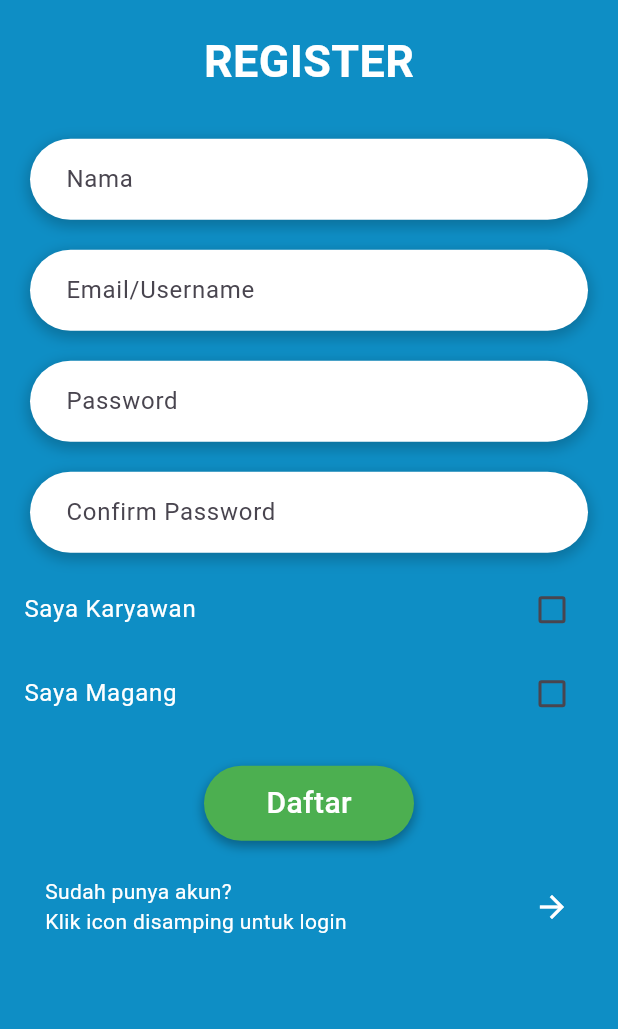
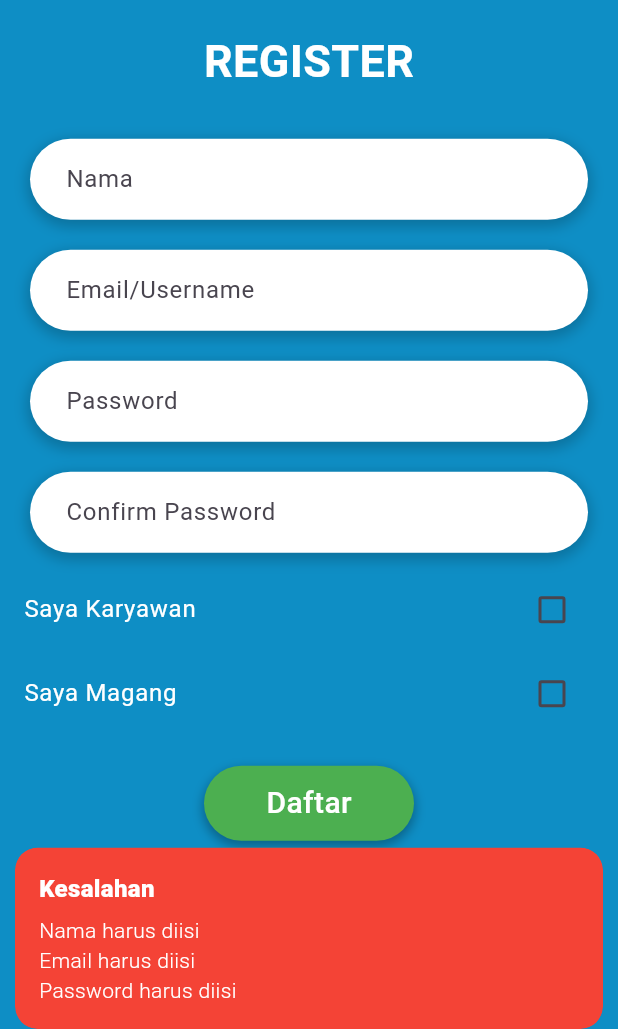
Before and after one commit to fadhlyarmi1987/absensimagang, a Flutter app: the RegisterPage screen opened by its route, after a tap on "Daftar", on a phone screen of 412 x 824 dp, the part 207-1236 px from its top. Run offline on Flutter 3.47's test engine with Material 3 defaults, Android fonts, the light colour scheme and no system bars; our stand-ins replace dio, get, get_storage, google_fonts, google_maps_flutter, persistent_bottom_nav_bar; accounts and stored records are empty.

Commit message:
30 juli 2024 20.42

```diff
--- /dev/null
+++ b/lib/model/user.dart
@@ -0,0 +1,17 @@
+class User {
+  String name;
+  String email;
+  String password;
+  String userType;
+
+  User({required this.name, required this.email, required this.password, required this.userType});
+
+  Map<String, dynamic> toJson() {
+    return {
+      'name': name,
+      'email': email,
+      'password': password,
+      'user_type': userType,
+    };
+  }
+}
--- /dev/null
+++ b/lib/services/auth_service1.dart
@@ -0,0 +1,34 @@
+import 'package:dio/dio.dart';
+import '../model/user.dart';
+
+class AuthService {
+  final Dio _dio = Dio();
+
+  AuthService() {
+    _dio.options.baseUrl = 'http://192.168.1.20:8000/api';
+    _dio.options.headers['Content-Type'] = 'application/json';
+  }
+
+  Future<void> register(User user) async {
+    try {
+      final response = await _dio.post('/register', data: user.toJson());
+
+      if (response.statusCode == 201) {
+        print('User registered successfully');
+      } else {
+        throw Exception('Failed to register user');
+      }
+    } on DioError catch (e) {
+      if (e.response != null) {
+        print('Dio error!');
+        print('STATUS: ${e.response?.statusCode}');
+        print('DATA: ${e.response?.data}');
+        print('HEADERS: ${e.response?.headers}');
+      } else {
+        print('Error sending request!');
+        print(e.message);
+      }
+      throw Exception('Failed to register user');
+    }
+  }
+}
--- a/lib/utils/api_constants.dart
+++ b/lib/utils/api_constants.dart
@@ -1,7 +1,7 @@
 class ApiConstants {
   ApiConstants._();
 
-  static const String baseUrl = "http://192.168.100.99:8000/api/";
+  static const String baseUrl = "http://192.168.1.20:8000/api/";
 
   static const String login  = "login";
   static const String register = "register";
--- a/lib/views/auth/auth.controller.dart
+++ b/lib/views/auth/auth.controller.dart
@@ -1,5 +1,6 @@
 import 'package:absensimagang/data/services/auth.service.dart';
 import 'package:absensimagang/route/page.dart';
+import 'package:dio/dio.dart';
 import 'package:flutter/cupertino.dart';
 import 'package:flutter/material.dart';
 import 'package:get/get.dart';
@@ -35,7 +36,6 @@ class AuthController extends GetxController {
     isLogin = _storage.isLogin();
     if (isLogin) {
       Future.delayed(const Duration(milliseconds: 2000), () {
-        print('object');
         Get.toNamed(Routes.dahsboard);
       });
     }
@@ -59,10 +59,6 @@ class AuthController extends GetxController {
     }
 
     if (errors.isEmpty) {
-
-        print('Email: ${controllerEmail.text}');
-        print('Password: ${controllerPassword.text}');
-
       bool result = await _authService.login({
         'username': controllerEmail.text,
         'password': controllerPassword.text,
@@ -89,7 +85,6 @@ class AuthController extends GetxController {
           snackPosition: SnackPosition.BOTTOM,
         );
       }
-
     } else {
       Get.snackbar(
         'Kesalahan',
@@ -102,36 +97,94 @@ class AuthController extends GetxController {
     }
   }
 
+  // Metode baru untuk registrasi
   void register() async {
+    List<String> errors = [];
+
+    // Validasi input
     if (controllerNama.text.isEmpty) {
-      print('nama: ${controllerNama.text}');
-    } else if (controllerEmail.text.isEmpty) {
-      print('email: ${controllerEmail.text}');
-    } else if (controllerPassword.text.isEmpty) {
-      print('password ${controllerPassword.text}');
-    } else if (controllerCPassword.text.isEmpty) {
-      print('password ${controllerPassword.text}');
-    } else if (controllerPassword.text!=controllerCPassword.text){
-      print('Confirmasi password salah');
-    }else {
-      bool result = await _authService.register({
-        "nama": controllerNama.text,
-        "email": controllerEmail.text,
-        "password": controllerPassword.text,
-        "c_password": controllerCPassword.text,
-        "user_value": isKaryawan
-      });
-
-      if (isKaryawan.value) {
-    } else if (isMagang.value) {
-    } else {
+      errors.add('Nama harus diisi');
     }
 
-      if (result){
-        print('sukses');
-      }else{
-        print('gagal');
+    if (controllerEmail.text.isEmpty) {
+      errors.add('Email harus diisi');
+    } else if (!controllerEmail.text.contains('@')) {
+      errors.add('Email harus mengandung @');
+    }
+
+    if (controllerPassword.text.isEmpty) {
+      errors.add('Password harus diisi');
+    } else if (controllerPassword.text.length < 8) {
+      errors.add('Password harus lebih dari 8 karakter');
+    }
+
+    if (controllerPassword.text != controllerCPassword.text) {
+      errors.add('Password dan konfirmasi password tidak cocok');
+    }
+
+    if (errors.isEmpty) {
+      try {
+        final response = await Dio().post(
+          'http://192.168.1.20:8000/api/register',
+          data: {
+            'name': controllerNama.text,
+            'email': controllerEmail.text,
+            'password': controllerPassword.text,
+            'password_confirmation': controllerCPassword.text,
+            'user_type': isKaryawan.value ? 'Karyawan' : 'Magang',
+          },
+        );
+
+        if (response.statusCode == 200) {
+          Get.snackbar(
+            'Registrasi Berhasil',
+            'Akun berhasil dibuat. Silakan login.',
+            backgroundColor: Colors.green,
+            colorText: Colors.white,
+            duration: Duration(seconds: 3),
+            snackPosition: SnackPosition.BOTTOM,
+          );
+          Get.offNamed(Routes.init); // Redirect ke halaman login
+        } else {
+          Get.snackbar(
+            'Registrasi Gagal',
+            'Terjadi kesalahan. Silakan coba lagi.',
+            backgroundColor: Colors.red,
+            colorText: Colors.white,
+            duration: Duration(seconds: 3),
+            snackPosition: SnackPosition.BOTTOM,
+          );
+        }
+      } on DioError catch (e) {
+        // Handle DioError
+        Get.snackbar(
+          'Registrasi Gagal',
+          'Terjadi kesalahan: ${e.message}',
+          backgroundColor: Colors.red,
+          colorText: Colors.white,
+          duration: Duration(seconds: 3),
+          snackPosition: SnackPosition.BOTTOM,
+        );
+      } catch (e) {
+        // Handle other errors
+        Get.snackbar(
+          'Registrasi Gagal',
+          'Terjadi kesalahan: ${e.toString()}',
+          backgroundColor: Colors.red,
+          colorText: Colors.white,
+          duration: Duration(seconds: 3),
+          snackPosition: SnackPosition.BOTTOM,
+        );
+      }
+    } else {
+      Get.snackbar(
+        'Kesalahan',
+        errors.join('\n'),
+        backgroundColor: Colors.red,
+        colorText: Colors.white,
+        duration: Duration(seconds: 3),
+        snackPosition: SnackPosition.BOTTOM,
+      );
     }
   }
 }
-}
```
Also changed, not shown: lib/views/auth/login_page.dart (line endings or trailing spaces), lib/views/auth/register_page.dart (line endings or trailing spaces). Lines whose indentation alone changed are shown as unchanged.
